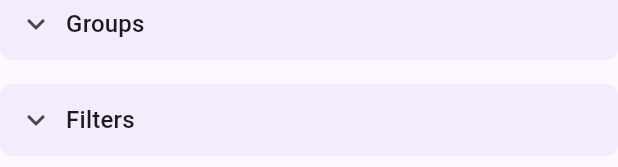
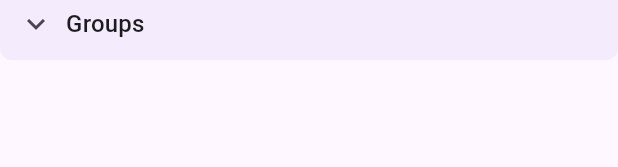
Before and after one commit to Nowaha/assignment_sem6, a Flutter app: the FilterContainer widget shown alone on an empty page, opened directly with empty values, on a phone screen of 412 x 824 dp. Shown: the part 600-767 px from the top of the screen. Run offline on Flutter 3.47's test engine with Material 3 defaults, Android fonts, the phone set to English and light mode, and no system bars; our stand-ins replace file_picker, flutter_map, go_router, latlong2, share_plus; missing offline and left inert: bcrypt, flutter_map_marker_cluster, markdown_widget, mutex; accounts and stored records are empty.

Commit message:
Remove useless placeholder filters widget

```diff
--- a/lib/widgets/view/filter/filter.dart
+++ /dev/null
@@ -1,15 +0,0 @@
-import 'package:assignment_sem6/widgets/collapsible/collapsiblecontainer.dart';
-import 'package:flutter/material.dart';
-
-class FilterWidget extends StatelessWidget {
-  const FilterWidget({super.key});
-
-  @override
-  Widget build(BuildContext context) {
-    return CollapsibleContainer(
-      title: "Filters",
-      initiallyCollapsed: true,
-      child: Column(children: [Text("Filter options will go here")]),
-    );
-  }
-}
--- a/lib/widgets/view/filter/filtercontainer.dart
+++ b/lib/widgets/view/filter/filtercontainer.dart
@@ -1,6 +1,5 @@
 import 'package:assignment_sem6/widgets/collapsible/collapsiblecontainer.dart';
 import 'package:assignment_sem6/widgets/input/groupinput.dart';
-import 'package:assignment_sem6/widgets/view/filter/filter.dart';
 import 'package:assignment_sem6/widgets/view/filter/filters.dart';
 import 'package:assignment_sem6/widgets/view/filter/locationfilter.dart';
 import 'package:assignment_sem6/widgets/view/filter/search.dart';
@@ -76,13 +75,13 @@ class FilterContainer extends StatelessWidget {
           initiallyCollapsed: true,
           child: GroupInput(
             selectedGroups: filters.groups,
+            maxLength: 100,
             onChanged:
                 (newGroups) =>
                     onFilterApplied(filters.copyWith(groups: newGroups)),
           ),
         ),
       ),
-      SizedBox(width: double.infinity, child: FilterWidget()),
     ],
   );
 }
```
